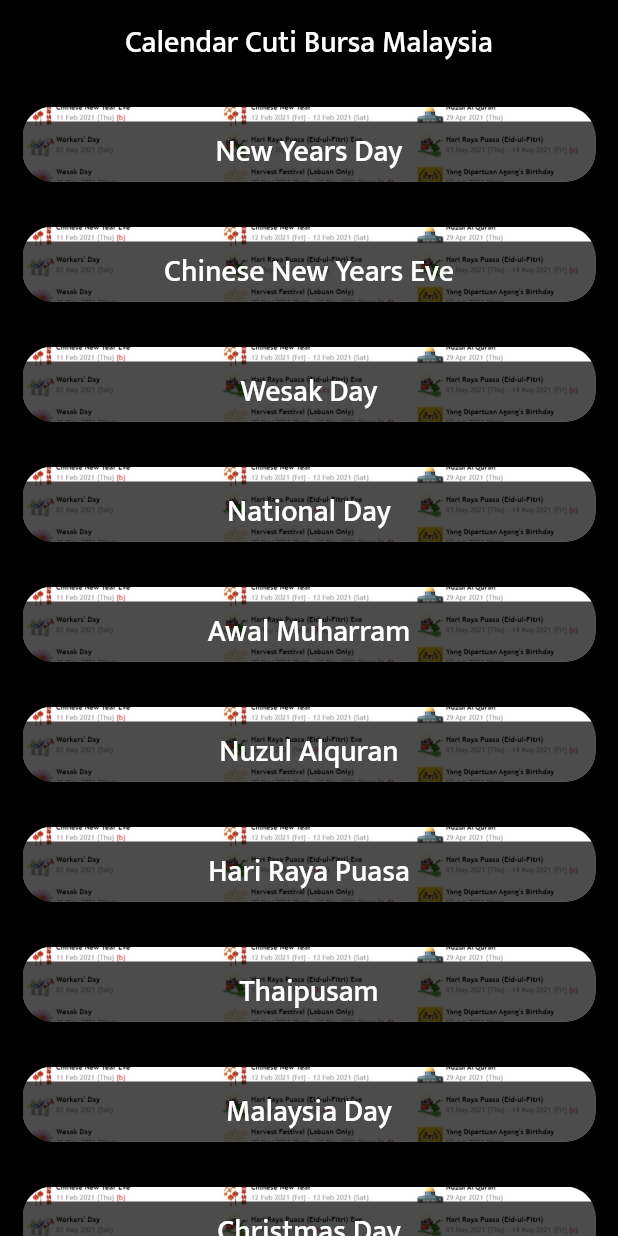
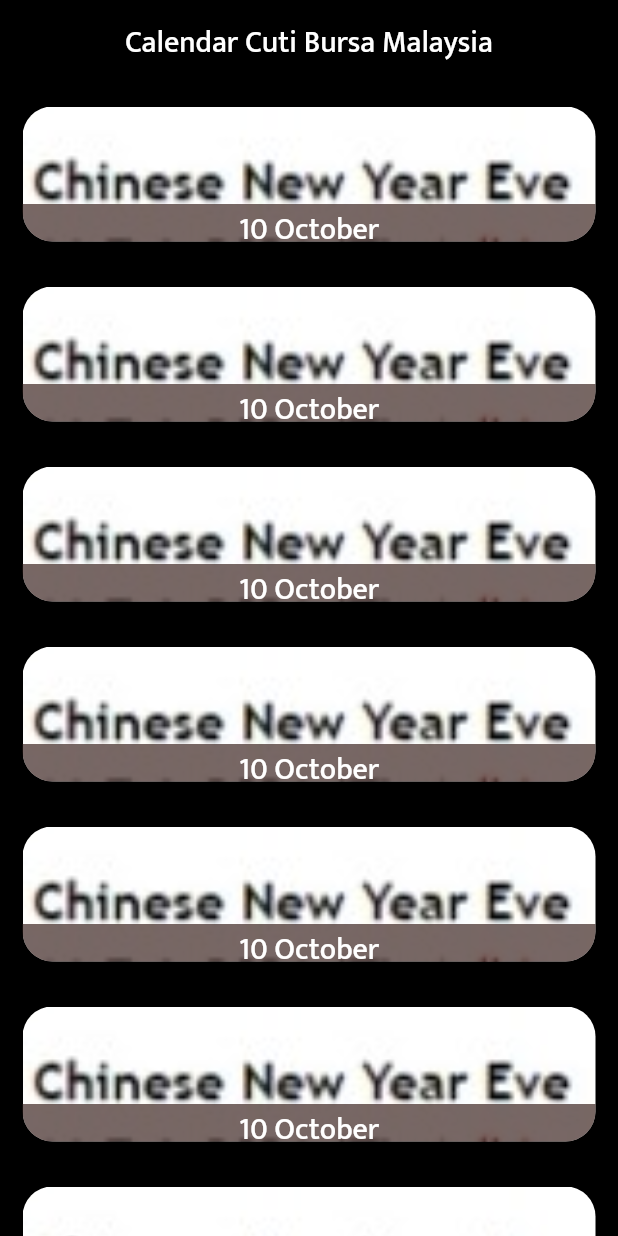
Before and after one commit to harrsbyrnes/ecjflix, a Flutter app: the Calendar screen opened directly, on a phone screen of 412 x 824 dp. Run offline on Flutter 3.47's test engine with Material 2 defaults, Android fonts, the phone set to English and light mode, and no system bars; drawn by our look-alikes of flutter_slidable; our stand-ins replace bubble_bottom_bar, carousel_slider, chewie, flutter_spinkit, fluttertoast, font_awesome_flutter and 5 more; missing offline and left inert: custom_switch; accounts and stored records are empty; network calls fail.

Commit message:
husnee hensem update calendar

```diff
--- a/lib/pages/account/calendar.dart
+++ b/lib/pages/account/calendar.dart
@@ -15,16 +15,56 @@
   int calendartItem = 4;
 
   final calendarItemList = [
-    {'title': 'New Years Day', 'image': 'assets/slider/5.jpeg'},
-    {'title': 'Chinese New Years Eve', 'image': 'assets/slider/5.jpeg'},
-    {'title': 'Wesak Day', 'image': 'assets/slider/5.jpeg'},
-    {'title': 'National Day', 'image': 'assets/slider/5.jpeg'},
-    {'title': 'Awal Muharram', 'image': 'assets/slider/5.jpeg'},
-    {'title': 'Nuzul Alquran', 'image': 'assets/slider/5.jpeg'},
-    {'title': 'Hari Raya Puasa', 'image': 'assets/slider/5.jpeg'},
-    {'title': 'Thaipusam', 'image': 'assets/slider/5.jpeg'},
-    {'title': 'Malaysia Day', 'image': 'assets/slider/5.jpeg'},
-    {'title': 'Christmas Day', 'image': 'assets/slider/5.jpeg'}
+    {
+      'title': 'New Years Day',
+      'date': '10 October',
+      'image': 'assets/slider/CNY.jpeg'
+    },
+    {
+      'title': 'Chinese New Years Eve',
+      'date': '10 October',
+      'image': 'assets/slider/CNY.jpeg'
+    },
+    {
+      'title': 'Wesak Day',
+      'date': '10 October',
+      'image': 'assets/slider/CNY.jpeg'
+    },
+    {
+      'title': 'National Day',
+      'date': '10 October',
+      'image': 'assets/slider/CNY.jpeg'
+    },
+    {
+      'title': 'Awal Muharram',
+      'date': '10 October',
+      'image': 'assets/slider/CNY.jpeg'
+    },
+    {
+      'title': 'Nuzul Alquran',
+      'date': '10 October',
+      'image': 'assets/slider/CNY.jpeg'
+    },
+    {
+      'title': 'Hari Raya Puasa',
+      'date': '10 October',
+      'image': 'assets/slider/CNY.jpeg'
+    },
+    {
+      'title': 'Thaipusam',
+      'date': '10 October',
+      'image': 'assets/slider/CNY.jpeg'
+    },
+    {
+      'title': 'Malaysia Day',
+      'date': '10 October',
+      'image': 'assets/slider/CNY.jpeg'
+    },
+    {
+      'title': 'Christmas Day',
+      'date': '10 October',
+      'image': 'assets/slider/CNY.jpeg'
+    }
   ];
   @override
   Widget build(BuildContext context) {
@@ -119,7 +159,7 @@
                       padding: EdgeInsets.all(fixPadding),
                       child: Container(
                         width: width - 30.0,
-                        height: 50.0,
+                        height: 90.0,
                         decoration: BoxDecoration(
                           borderRadius: BorderRadius.circular(20.0),
                           image: DecorationImage(
@@ -132,15 +172,15 @@
                               bottom: 0.0,
                               child: Container(
                                 width: width - 30.0,
-                                height: 40.0,
+                                height: 25.0,
                                 alignment: Alignment.center,
                                 decoration: BoxDecoration(
                                   borderRadius: BorderRadius.vertical(
                                       bottom: Radius.circular(20.0)),
-                                  color: Colors.black.withOpacity(0.7),
+                                  color: Colors.brown[900].withOpacity(0.7),
                                 ),
                                 child: Text(
-                                  item['title'],
+                                  item['date'],
                                   style: headingStyle,
                                 ),
                               ),
--- a/lib/pages/splashScreen.dart
+++ b/lib/pages/splashScreen.dart
@@ -37,7 +37,7 @@
     return Container(
       decoration: BoxDecoration(
         image: DecorationImage(
-            image: AssetImage('assets/bg.jpg'), fit: BoxFit.cover),
+            image: AssetImage('assets/bg2.jpg'), fit: BoxFit.cover),
       ),
       child: Stack(
         children: <Widget>[
```
Also changed, not shown: assets/bg2.jpg (added), assets/slider/CNY.jpeg (added).
